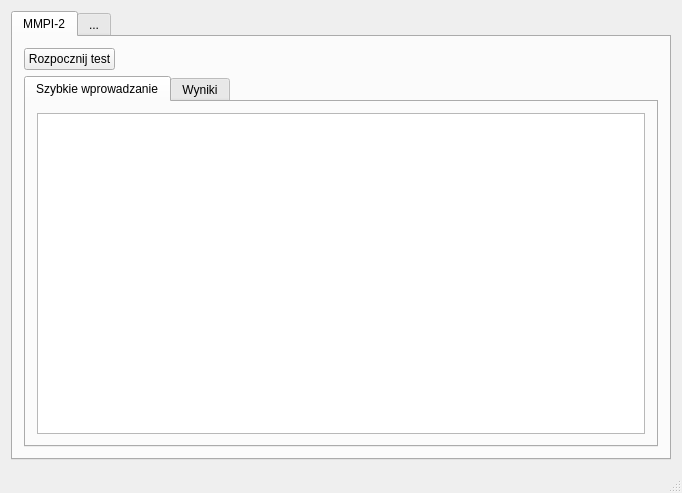
brzeszczot/NeuroTool, file mainwindow.ui: the form before one commit.
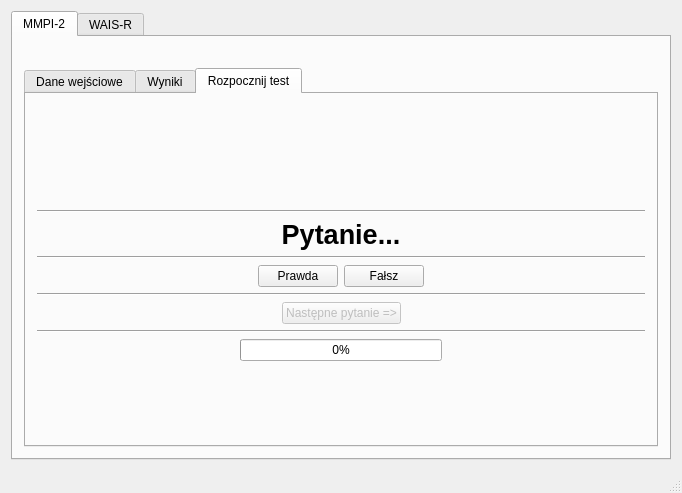
The form after the commit. The open tabs and pages were chosen to show the change.

Commit message: mmpi2 test tab added

Patch:
```diff
--- a/mainwindow.ui
+++ b/mainwindow.ui
@@ -33,13 +33,6 @@
        <layout class="QVBoxLayout" name="verticalLayout">
         <item>
          <layout class="QHBoxLayout" name="horizontalLayout_2">
-          <item>
-           <widget class="QPushButton" name="pushButton">
-            <property name="text">
-             <string>Rozpocznij test</string>
-            </property>
-           </widget>
-          </item>
           <item>
            <spacer name="horizontalSpacer">
             <property name="orientation">
@@ -62,7 +55,7 @@
           </property>
           <widget class="QWidget" name="tab_3">
            <attribute name="title">
-            <string>Szybkie wprowadzanie</string>
+            <string>Dane wejściowe</string>
            </attribute>
            <layout class="QHBoxLayout" name="horizontalLayout_3">
             <item>
@@ -127,13 +120,238 @@
             </item>
            </layout>
           </widget>
+          <widget class="QWidget" name="tab_7">
+           <attribute name="title">
+            <string>Rozpocznij test</string>
+           </attribute>
+           <layout class="QHBoxLayout" name="horizontalLayout_8">
+            <item>
+             <layout class="QVBoxLayout" name="verticalLayout_2">
+              <item>
+               <spacer name="verticalSpacer_2">
+                <property name="orientation">
+                 <enum>Qt::Vertical</enum>
+                </property>
+                <property name="sizeHint" stdset="0">
+                 <size>
+                  <width>20</width>
+                  <height>40</height>
+                 </size>
+                </property>
+               </spacer>
+              </item>
+              <item>
+               <layout class="QVBoxLayout" name="verticalLayout_5"/>
+              </item>
+              <item>
+               <widget class="Line" name="line_2">
+                <property name="orientation">
+                 <enum>Qt::Horizontal</enum>
+                </property>
+               </widget>
+              </item>
+              <item>
+               <widget class="QLabel" name="label">
+                <property name="font">
+                 <font>
+                  <pointsize>20</pointsize>
+                  <weight>75</weight>
+                  <bold>true</bold>
+                 </font>
+                </property>
+                <property name="text">
+                 <string>Pytanie...</string>
+                </property>
+                <property name="textFormat">
+                 <enum>Qt::PlainText</enum>
+                </property>
+                <property name="scaledContents">
+                 <bool>false</bool>
+                </property>
+                <property name="alignment">
+                 <set>Qt::AlignCenter</set>
+                </property>
+                <property name="wordWrap">
+                 <bool>true</bool>
+                </property>
+                <property name="margin">
+                 <number>10</number>
+                </property>
+               </widget>
+              </item>
+              <item>
+               <widget class="Line" name="line">
+                <property name="orientation">
+                 <enum>Qt::Horizontal</enum>
+                </property>
+               </widget>
+              </item>
+              <item>
+               <layout class="QHBoxLayout" name="horizontalLayout_9">
+                <item>
+                 <spacer name="horizontalSpacer_3">
+                  <property name="orientation">
+                   <enum>Qt::Horizontal</enum>
+                  </property>
+                  <property name="sizeHint" stdset="0">
+                   <size>
+                    <width>40</width>
+                    <height>20</height>
+                   </size>
+                  </property>
+                 </spacer>
+                </item>
+                <item>
+                 <widget class="QPushButton" name="pushButton_3">
+                  <property name="text">
+                   <string>Prawda</string>
+                  </property>
+                  <property name="flat">
+                   <bool>false</bool>
+                  </property>
+                 </widget>
+                </item>
+                <item>
+                 <widget class="QPushButton" name="pushButton_4">
+                  <property name="text">
+                   <string>Fałsz</string>
+                  </property>
+                 </widget>
+                </item>
+                <item>
+                 <spacer name="horizontalSpacer_4">
+                  <property name="orientation">
+                   <enum>Qt::Horizontal</enum>
+                  </property>
+                  <property name="sizeHint" stdset="0">
+                   <size>
+                    <width>40</width>
+                    <height>20</height>
+                   </size>
+                  </property>
+                 </spacer>
+                </item>
+               </layout>
+              </item>
+              <item>
+               <widget class="Line" name="line_4">
+                <property name="orientation">
+                 <enum>Qt::Horizontal</enum>
+                </property>
+               </widget>
+              </item>
+              <item>
+               <layout class="QHBoxLayout" name="horizontalLayout_10">
+                <item>
+                 <spacer name="horizontalSpacer_5">
+                  <property name="orientation">
+                   <enum>Qt::Horizontal</enum>
+                  </property>
+                  <property name="sizeHint" stdset="0">
+                   <size>
+                    <width>40</width>
+                    <height>20</height>
+                   </size>
+                  </property>
+                 </spacer>
+                </item>
+                <item>
+                 <widget class="QPushButton" name="pushButton_5">
+                  <property name="enabled">
+                   <bool>false</bool>
+                  </property>
+                  <property name="text">
+                   <string>Następne pytanie =&gt;</string>
+                  </property>
+                 </widget>
+                </item>
+                <item>
+                 <spacer name="horizontalSpacer_6">
+                  <property name="orientation">
+                   <enum>Qt::Horizontal</enum>
+                  </property>
+                  <property name="sizeHint" stdset="0">
+                   <size>
+                    <width>40</width>
+                    <height>20</height>
+                   </size>
+                  </property>
+                 </spacer>
+                </item>
+               </layout>
+              </item>
+              <item>
+               <layout class="QVBoxLayout" name="verticalLayout_4">
+                <item>
+                 <widget class="Line" name="line_3">
+                  <property name="orientation">
+                   <enum>Qt::Horizontal</enum>
+                  </property>
+                 </widget>
+                </item>
+                <item>
+                 <layout class="QHBoxLayout" name="horizontalLayout_14">
+                  <item>
+                   <spacer name="horizontalSpacer_7">
+                    <property name="orientation">
+                     <enum>Qt::Horizontal</enum>
+                    </property>
+                    <property name="sizeHint" stdset="0">
+                     <size>
+                      <width>40</width>
+                      <height>20</height>
+                     </size>
+                    </property>
+                   </spacer>
+                  </item>
+                  <item>
+                   <widget class="QProgressBar" name="progressBar">
+                    <property name="value">
+                     <number>0</number>
+                    </property>
+                   </widget>
+                  </item>
+                  <item>
+                   <spacer name="horizontalSpacer_8">
+                    <property name="orientation">
+                     <enum>Qt::Horizontal</enum>
+                    </property>
+                    <property name="sizeHint" stdset="0">
+                     <size>
+                      <width>40</width>
+                      <height>20</height>
+                     </size>
+                    </property>
+                   </spacer>
+                  </item>
+                 </layout>
+                </item>
+                <item>
+                 <spacer name="verticalSpacer">
+                  <property name="orientation">
+                   <enum>Qt::Vertical</enum>
+                  </property>
+                  <property name="sizeHint" stdset="0">
+                   <size>
+                    <width>20</width>
+                    <height>40</height>
+                   </size>
+                  </property>
+                 </spacer>
+                </item>
+               </layout>
+              </item>
+             </layout>
+            </item>
+           </layout>
+          </widget>
          </widget>
         </item>
        </layout>
       </widget>
       <widget class="QWidget" name="tab_2">
        <attribute name="title">
-        <string>...</string>
+        <string>WAIS-R</string>
        </attribute>
       </widget>
      </widget>
```
Left out of the diff: 100 changed lines with no effect on the pictures. The commit also changes 6 other files.
